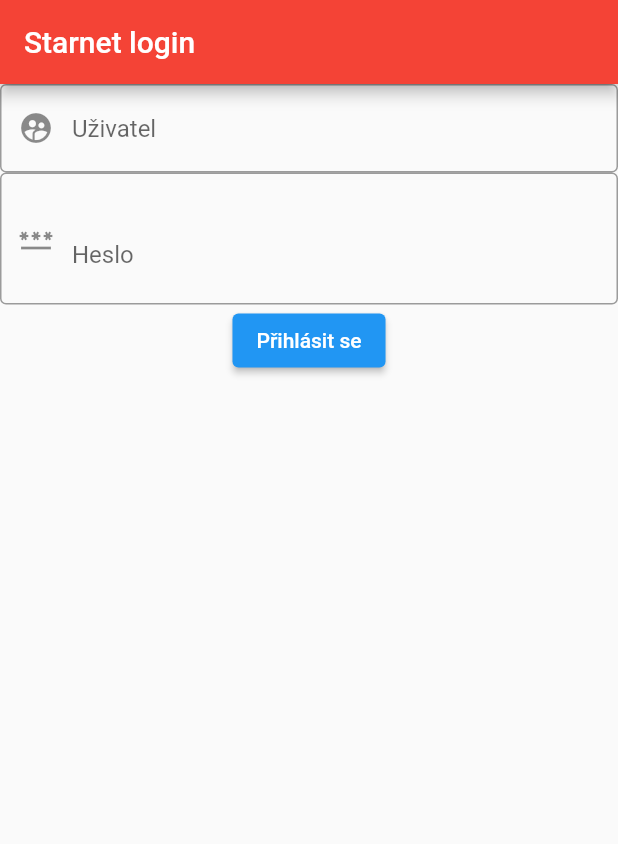
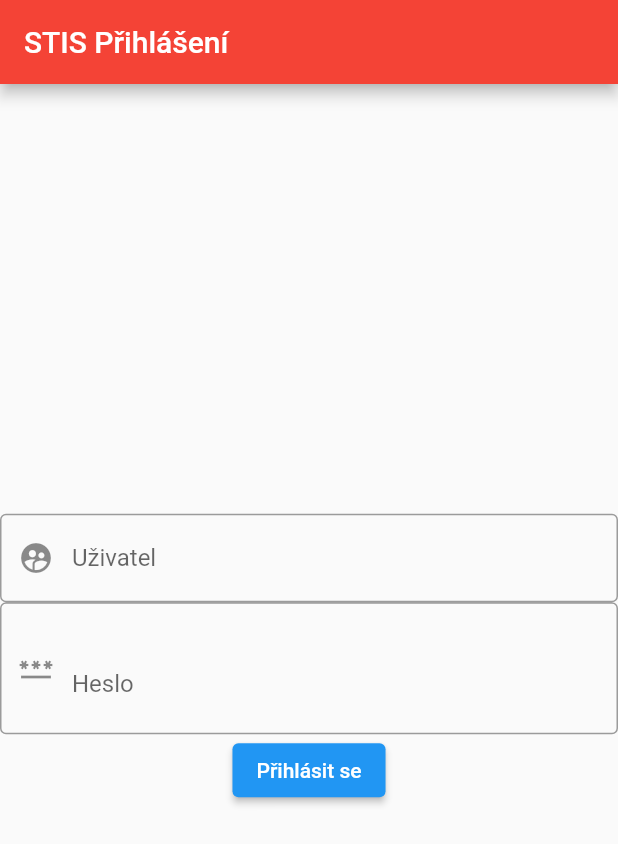
Before and after one commit to tobisminer/StarnetLogin, a Flutter app: the screen it shows after launch, after a tap on "Přihlásit se", on a phone screen of 412 x 824 dp. Shown: the top 844 px of the screen. Run offline on Flutter 3.47's test engine with Material 2 defaults, Android fonts, the light colour scheme and no system bars; network calls fail.

Commit message:
App fully working

```diff
--- a/lib/main.dart
+++ b/lib/main.dart
@@ -1,9 +1,6 @@
-import 'dart:convert';
-
 import 'package:flutter/material.dart';
-import 'package:http/http.dart' as http;
-import 'package:starnet_login/login_body.dart';
-import 'package:starnet_login/token_body.dart';
+import 'package:starnet_login/utils.dart';
+import 'package:starnet_login/home_screen.dart';
 
 void main() {
   runApp(const MyApp());
@@ -14,49 +11,30 @@
 
   @override
   Widget build(BuildContext context) {
-    return const MaterialApp(
-      home: MyForm()
-    );
+    return const MaterialApp(home: LoginScreen());
   }
 }
 
-class MyForm extends StatefulWidget {
-  const MyForm({super.key});
+class LoginScreen extends StatefulWidget {
+  const LoginScreen({super.key});
 
   @override
-  State<MyForm> createState() => _MyFormState();
+  State<LoginScreen> createState() => _LoginScreenState();
 }
 
-class _MyFormState extends State<MyForm> {
+class _LoginScreenState extends State<LoginScreen> {
   bool hidePassword = true;
   final TextEditingController _userController = TextEditingController();
   final TextEditingController _passwordController = TextEditingController();
-  final String domain = "https://stis.starnet.cz/";
 
   void _login() async {
     final String username = _userController.text;
     final String password = _passwordController.text;
-    final String token = await getToken(username, password);
-    print(token);
-
-  }
-  Future<String> getToken(String username, String password) async{
-    LoginBody body = LoginBody(apiLoginForm: ApiLoginForm(username: username, password: password, attr: Attr(androidOsVersion: "9.1", appTechnikVersion: "1.23", imei: "1246543365434")));
-    var jsonBody = jsonEncode(body.toJson());
-    Uri? url = Uri.tryParse("${domain}api-token/create");
-
-    http.Request request = http.Request("post", url!);
-    request.body = jsonBody;
-    request.headers.clear();
-    request.headers.addAll({
-      "content-type":"application/json",
-      "accept":"application/stis+json;version=1",});
-
-    var response = await request.send();
-    var decodedResponse = await http.Response.fromStream(response);
-    var tokenBody = TokenBody.fromJson(jsonDecode(decodedResponse.body));
-
-    return tokenBody.token!;
+    final String? token = await getToken(username, password);
+    setState(() {
+      Navigator.pushReplacement(
+          context, MaterialPageRoute(builder: (context) => HomeScreen(token: token)));
+    });
   }
 
   @override
@@ -65,24 +43,24 @@
     _passwordController.dispose();
     super.dispose();
   }
+
   @override
   Widget build(BuildContext context) {
     return Scaffold(
       appBar: AppBar(
-        title: const Text("Starnet login"),
+        title: const Text("STIS Přihlášení"),
         backgroundColor: Colors.red,
       ),
       body: Column(
         crossAxisAlignment: CrossAxisAlignment.center,
-        mainAxisAlignment: MainAxisAlignment.start,
+        mainAxisAlignment: MainAxisAlignment.center,
         children: [
           TextField(
             controller: _userController,
             decoration: const InputDecoration(
                 border: OutlineInputBorder(),
                 prefixIcon: Icon(Icons.supervised_user_circle_sharp),
-                hintText: "Uživatel"
-            ),
+                hintText: "Uživatel"),
           ),
           TextField(
             controller: _passwordController,
@@ -90,21 +68,22 @@
             enableSuggestions: false,
             autocorrect: false,
             decoration: InputDecoration(
-                border: const OutlineInputBorder(),
-                prefixIcon: const Icon(Icons.password),
-              suffix: IconButton(onPressed: (){
-                setState(() {
-                  hidePassword = !hidePassword;
-                });
-              }, icon: Icon(hidePassword ? Icons.remove_red_eye : Icons.remove_red_eye_outlined)
-              ),
+              border: const OutlineInputBorder(),
+              prefixIcon: const Icon(Icons.password),
+              suffix: IconButton(
+                  onPressed: () {
+                    setState(() {
+                      hidePassword = !hidePassword;
+                    });
+                  },
+                  icon: Icon(hidePassword
+                      ? Icons.remove_red_eye
+                      : Icons.remove_red_eye_outlined)),
               hintText: "Heslo",
             ),
           ),
           ElevatedButton(
-              onPressed: () => _login(),
-              child: const Text("Přihlásit se")
-          )
+              onPressed: () => _login(), child: const Text("Přihlásit se"))
         ],
       ),
     );
--- /dev/null
+++ b/lib/utils.dart
@@ -0,0 +1,26 @@
+import 'dart:convert';
+
+import 'package:http/http.dart' as http;
+import 'package:starnet_login/login_body.dart';
+import 'package:starnet_login/token_body.dart';
+
+const String domain = "https://stis.starnet.cz/";
+
+Future<String?> getToken(String username, String password) async{
+  LoginBody body = LoginBody(apiLoginForm: ApiLoginForm(username: username, password: password, attr: Attr(androidOsVersion: "9.1", appTechnikVersion: "1.23", imei: "1246543365434")));
+  var jsonBody = jsonEncode(body.toJson());
+  Uri? url = Uri.tryParse("${domain}api-token/create");
+
+  http.Request request = http.Request("post", url!);
+  request.body = jsonBody;
+  request.headers.clear();
+  request.headers.addAll({
+    "content-type":"application/json",
+    "accept":"application/stis+json;version=1",});
+
+  var response = await request.send();
+  var decodedResponse = await http.Response.fromStream(response);
+  var tokenBody = TokenBody.fromJson(jsonDecode(decodedResponse.body));
+
+  return tokenBody.token;
+}
```
Also changed, not shown: lib/home_screen.dart (added, +19 -0 lines), 1 other file.
